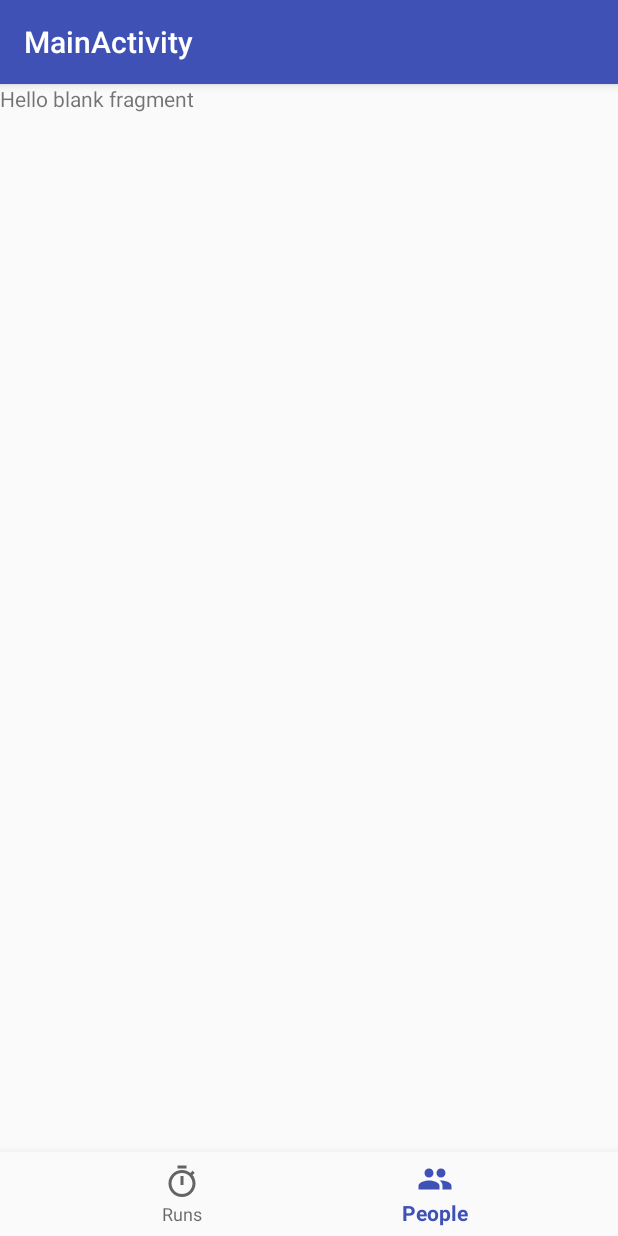
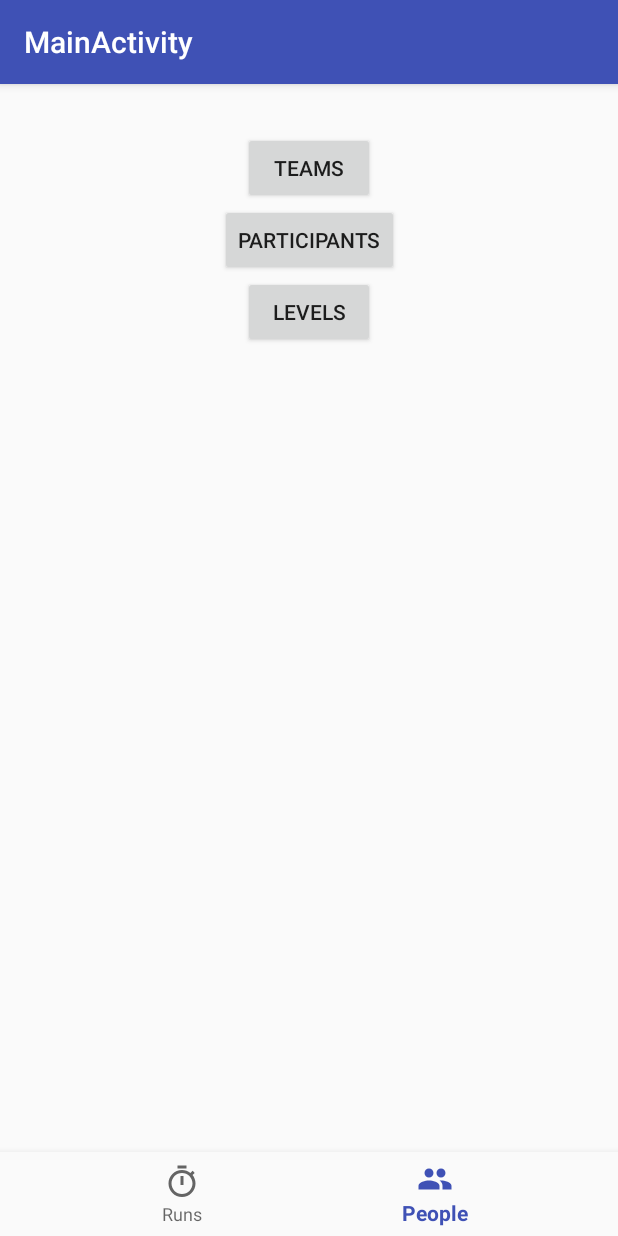
Before and after one commit to dbissari/F1Levier, an Android app: the screen it shows after launch (MainActivity before the commit, HomeActivity after it), item 2 of the bottom bar chosen, on a phone screen of 412 x 824 dp. Run offline under Robolectric (Android 15) with nearby library versions, the phone set to English and light mode, and no system bars; 1 statement that could not run was skipped.

Commit message:
Updated UI, did a sample view for people fragment - Made a home package in ui package - Created an empty activity for levels

```diff
--- a/app/src/main/AndroidManifest.xml
+++ b/app/src/main/AndroidManifest.xml
@@ -11,7 +11,7 @@
         android:supportsRtl="true"
         android:theme="@style/AppTheme">
         <activity
-            android:name=".ui.MainActivity"
+            android:name=".ui.home.HomeActivity"
             android:label="@string/title_activity_main">
             <intent-filter>
                 <action android:name="android.intent.action.MAIN" />
@@ -19,6 +19,9 @@
                 <category android:name="android.intent.category.LAUNCHER" />
             </intent-filter>
         </activity>
+        <activity
+            android:name=".ui.levels.LevelsActivity"
+            android:label="@string/title_activity_levels"></activity>
     </application>
 
 </manifest>
--- a/app/src/main/java/com/rebels/f1levier/ui/MainActivity.java
+++ b/app/src/main/java/com/rebels/f1levier/ui/home/HomeActivity.java
@@ -1,5 +1,6 @@
-package com.rebels.f1levier.ui;
+package com.rebels.f1levier.ui.home;
 
+import android.content.Intent;
 import android.os.Bundle;
 import android.support.annotation.NonNull;
 import android.support.design.widget.BottomNavigationView;
@@ -7,11 +8,12 @@ import android.support.v4.app.Fragment;
 import android.support.v4.app.FragmentManager;
 import android.support.v7.app.AppCompatActivity;
 import android.view.MenuItem;
-import android.widget.TextView;
+import android.view.View;
 
 import com.rebels.f1levier.R;
+import com.rebels.f1levier.ui.levels.LevelsActivity;
 
-public class MainActivity extends AppCompatActivity {
+public class HomeActivity extends AppCompatActivity {
 
     private BottomNavigationView.OnNavigationItemSelectedListener mOnNavigationItemSelectedListener
             = new BottomNavigationView.OnNavigationItemSelectedListener() {
@@ -33,7 +35,7 @@ public class MainActivity extends AppCompatActivity {
     @Override
     protected void onCreate(Bundle savedInstanceState) {
         super.onCreate(savedInstanceState);
-        setContentView(R.layout.activity_main);
+        setContentView(R.layout.activity_home);
 
         BottomNavigationView navigation = (BottomNavigationView) findViewById(R.id.navigation);
         navigation.setOnNavigationItemSelectedListener(mOnNavigationItemSelectedListener);
@@ -48,4 +50,16 @@ public class MainActivity extends AppCompatActivity {
                 .commit();
     }
 
+    public void launchTeamsActivity(View view) {
+
+    }
+
+    public void launchParticipantsActivity(View view) {
+
+    }
+
+    public void launchLevelsActivity(View view) {
+        startActivity(new Intent(this, LevelsActivity.class));
+    }
+
 }
--- a/app/src/main/java/com/rebels/f1levier/ui/RunsFragment.java
+++ b/app/src/main/java/com/rebels/f1levier/ui/home/PeopleFragment.java
@@ -1,6 +1,7 @@
-package com.rebels.f1levier.ui;
+package com.rebels.f1levier.ui.home;
 
 
+import android.content.Intent;
 import android.os.Bundle;
 import android.support.v4.app.Fragment;
 import android.view.LayoutInflater;
@@ -8,10 +9,11 @@ import android.view.View;
 import android.view.ViewGroup;
 
 import com.rebels.f1levier.R;
+import com.rebels.f1levier.ui.levels.LevelsActivity;
 
-public class RunsFragment extends Fragment {
+public class PeopleFragment extends Fragment {
 
-    public RunsFragment() {
+    public PeopleFragment() {
         // Required empty public constructor
     }
 
@@ -19,7 +21,7 @@ public class RunsFragment extends Fragment {
     public View onCreateView(LayoutInflater inflater, ViewGroup container,
                              Bundle savedInstanceState) {
         // Inflate the layout for this fragment
-        return inflater.inflate(R.layout.fragment_runs, container, false);
+        return inflater.inflate(R.layout.fragment_people, container, false);
     }
 
 }
--- a/app/src/main/java/com/rebels/f1levier/ui/PeopleFragment.java
+++ b/app/src/main/java/com/rebels/f1levier/ui/home/RunsFragment.java
@@ -1,4 +1,4 @@
-package com.rebels.f1levier.ui;
+package com.rebels.f1levier.ui.home;
 
 
 import android.os.Bundle;
@@ -9,10 +9,9 @@ import android.view.ViewGroup;
 
 import com.rebels.f1levier.R;
 
-public class PeopleFragment extends Fragment {
+public class RunsFragment extends Fragment {
 
-
-    public PeopleFragment() {
+    public RunsFragment() {
         // Required empty public constructor
     }
 
@@ -20,7 +19,7 @@ public class PeopleFragment extends Fragment {
     public View onCreateView(LayoutInflater inflater, ViewGroup container,
                              Bundle savedInstanceState) {
         // Inflate the layout for this fragment
-        return inflater.inflate(R.layout.fragment_people, container, false);
+        return inflater.inflate(R.layout.fragment_runs, container, false);
     }
 
 }
--- /dev/null
+++ b/app/src/main/java/com/rebels/f1levier/ui/levels/LevelsActivity.java
@@ -0,0 +1,16 @@
+package com.rebels.f1levier.ui.levels;
+
+import android.os.Bundle;
+import android.app.Activity;
+
+import com.rebels.f1levier.R;
+
+public class LevelsActivity extends Activity {
+
+    @Override
+    protected void onCreate(Bundle savedInstanceState) {
+        super.onCreate(savedInstanceState);
+        setContentView(R.layout.activity_levels);
+    }
+
+}
--- /dev/null
+++ b/app/src/main/res/drawable/ic_add_white_24dp.xml
@@ -0,0 +1,5 @@
+<vector android:height="24dp" android:tint="#FFFFFF"
+    android:viewportHeight="24.0" android:viewportWidth="24.0"
+    android:width="24dp" xmlns:android="http://schemas.android.com/apk/res/android">
+    <path android:fillColor="#FF000000" android:pathData="M19,13h-6v6h-2v-6H5v-2h6V5h2v6h6v2z"/>
+</vector>
--- a/app/src/main/res/layout/activity_main.xml
+++ b/app/src/main/res/layout/activity_home.xml
@@ -5,7 +5,7 @@
     android:id="@+id/container"
     android:layout_width="match_parent"
     android:layout_height="match_parent"
-    tools:context=".ui.MainActivity">
+    tools:context=".ui.home.HomeActivity">
 
     <FrameLayout
         android:id="@+id/content"
--- /dev/null
+++ b/app/src/main/res/layout/activity_levels.xml
@@ -0,0 +1,9 @@
+<?xml version="1.0" encoding="utf-8"?>
+<android.support.constraint.ConstraintLayout xmlns:android="http://schemas.android.com/apk/res/android"
+    xmlns:app="http://schemas.android.com/apk/res-auto"
+    xmlns:tools="http://schemas.android.com/tools"
+    android:layout_width="match_parent"
+    android:layout_height="match_parent"
+    tools:context=".ui.levels.LevelsActivity">
+
+</android.support.constraint.ConstraintLayout>
--- a/app/src/main/res/layout/fragment_people.xml
+++ b/app/src/main/res/layout/fragment_people.xml
@@ -1,14 +1,46 @@
 <?xml version="1.0" encoding="utf-8"?>
-<FrameLayout xmlns:android="http://schemas.android.com/apk/res/android"
+<android.support.constraint.ConstraintLayout xmlns:android="http://schemas.android.com/apk/res/android"
+    xmlns:app="http://schemas.android.com/apk/res-auto"
     xmlns:tools="http://schemas.android.com/tools"
     android:layout_width="match_parent"
     android:layout_height="match_parent"
-    tools:context=".ui.PeopleFragment">
+    tools:context=".ui.home.PeopleFragment">
 
-    <!-- TODO: Update blank fragment layout -->
-    <TextView
-        android:layout_width="match_parent"
-        android:layout_height="match_parent"
-        android:text="@string/hello_blank_fragment" />
+    <Button
+        android:id="@+id/button_teams"
+        android:layout_width="wrap_content"
+        android:layout_height="wrap_content"
+        android:layout_marginEnd="136dp"
+        android:layout_marginStart="136dp"
+        android:layout_marginTop="32dp"
+        android:onClick="launchTeamsActivity"
+        android:text="@string/teams"
+        app:layout_constraintEnd_toEndOf="parent"
+        app:layout_constraintStart_toStartOf="parent"
+        app:layout_constraintTop_toTopOf="parent" />
 
-</FrameLayout>
+    <Button
+        android:id="@+id/button_participants"
+        android:layout_width="wrap_content"
+        android:layout_height="wrap_content"
+        android:layout_marginEnd="119dp"
+        android:layout_marginStart="119dp"
+        android:onClick="launchParticipantsActivity"
+        android:text="@string/participants"
+        app:layout_constraintEnd_toEndOf="parent"
+        app:layout_constraintStart_toStartOf="parent"
+        app:layout_constraintTop_toBottomOf="@+id/button_teams" />
+
+    <Button
+        android:id="@+id/button_levels"
+        android:layout_width="wrap_content"
+        android:layout_height="wrap_content"
+        android:layout_marginEnd="136dp"
+        android:layout_marginStart="136dp"
+        android:onClick="launchLevelsActivity"
+        android:text="@string/levels"
+        app:layout_constraintEnd_toEndOf="parent"
+        app:layout_constraintStart_toStartOf="parent"
+        app:layout_constraintTop_toBottomOf="@+id/button_participants" />
+
+</android.support.constraint.ConstraintLayout>
--- a/app/src/main/res/layout/fragment_runs.xml
+++ b/app/src/main/res/layout/fragment_runs.xml
@@ -3,7 +3,7 @@
     xmlns:tools="http://schemas.android.com/tools"
     android:layout_width="match_parent"
     android:layout_height="match_parent"
-    tools:context=".ui.RunsFragment">
+    tools:context=".ui.home.RunsFragment">
 
     <!-- TODO: Update blank fragment layout -->
     <TextView
--- a/app/src/main/res/values/strings.xml
+++ b/app/src/main/res/values/strings.xml
@@ -3,7 +3,11 @@
     <string name="title_activity_main">MainActivity</string>
     <string name="title_runs">Runs</string>
     <string name="title_people">People</string>
+    <string name="participants">Participants</string>
+    <string name="teams">Teams</string>
+    <string name="levels">Levels</string>
 
     <!-- TODO: Remove or change this placeholder text -->
     <string name="hello_blank_fragment">Hello blank fragment</string>
+    <string name="title_activity_levels">LevelsActivity</string>
 </resources>
--- a/app/src/main/res/values/styles.xml
+++ b/app/src/main/res/values/styles.xml
@@ -1,7 +1,7 @@
 <resources>
 
     <!-- Base application theme. -->
-    <style name="AppTheme" parent="Theme.AppCompat.Light.DarkActionBar">
+    <style name="AppTheme" parent="Base.Theme.AppCompat.Light.DarkActionBar">
         <!-- Customize your theme here. -->
         <item name="colorPrimary">@color/colorPrimary</item>
         <item name="colorPrimaryDark">@color/colorPrimaryDark</item>
```
